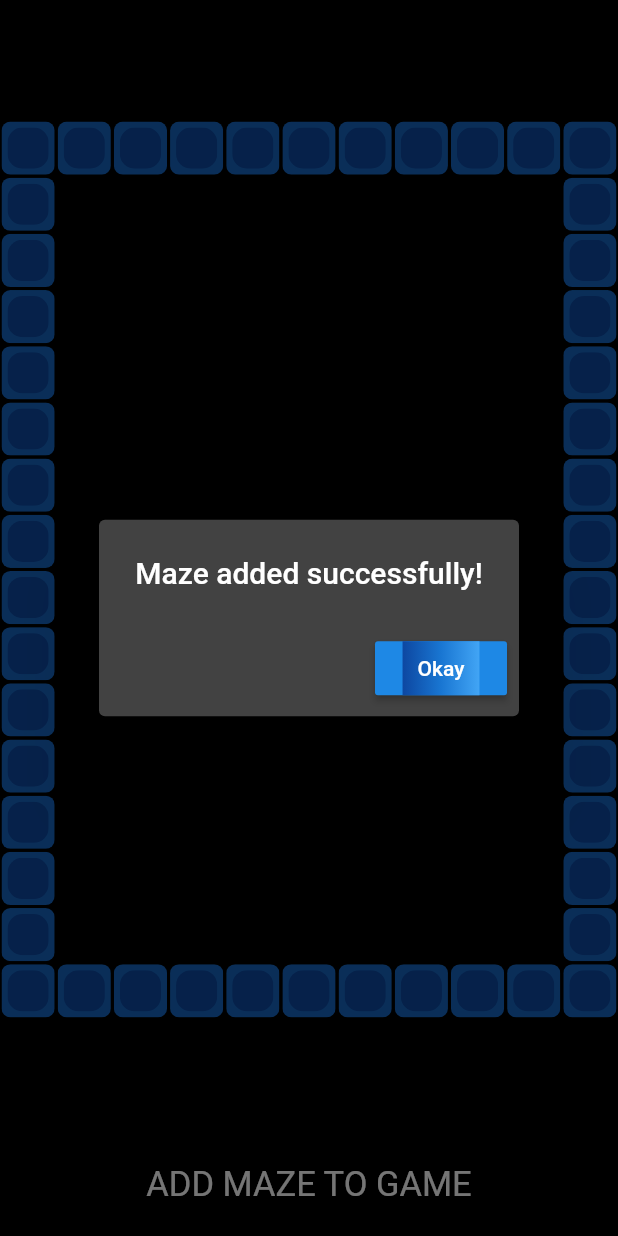
After one commit to Deepanshu-Rohilla/Pacman-COP, a Flutter app: the AddMaze screen opened directly, after a tap on "ADD MAZE TO GAME", on a phone screen of 412 x 824 dp. The commit adds this screen. Run offline on Flutter 3.47's test engine with Material 2 defaults, Android fonts, the phone set to English and light mode, and no system bars; our stand-ins replace audioplayers, firebase_core, firebase_database, google_fonts; missing offline and left inert: dart:ffi; accounts and stored records are empty.

Commit message:
maze generator added

```diff
--- /dev/null
+++ b/lib/add_maze.dart
@@ -0,0 +1,146 @@
+import 'package:flutter/material.dart';
+import 'package:audioplayers/audioplayers.dart';
+import 'package:audioplayers/audio_cache.dart';
+import 'package:pacman/form.dart';
+import 'package:pacman/homepage.dart';
+import 'package:pacman/main.dart';
+import 'package:pacman/maze_objects.dart';
+import 'package:pacman/movables.dart';
+import 'dart:async';
+import 'dart:math';
+import 'dart:ffi';
+
+import 'package:flutter/rendering.dart';
+import 'package:pacman/playerlist.dart';
+
+
+class AddMaze extends StatefulWidget {
+  @override
+  _AddMazeState createState() => _AddMazeState();
+}
+
+class _AddMazeState extends State<AddMaze> {
+
+  Widget generateCell(int index) {
+   if(barriers.contains(index) || add.contains(index)) {
+      return MazeCell(
+        innerColor: Colors.blue[900],
+        outerColor: Colors.blue[800],
+        // child: Text(index.toString()),
+      );
+    } else {
+      return Path(
+        innerColor: Colors.black,
+        outerColor: Colors.black,
+      );
+    }
+  }
+
+  void showReturnDialog(){
+    showDialog(
+        context: context,
+        barrierDismissible: false,
+        builder: (BuildContext context) {
+          return WillPopScope(
+              onWillPop: () {
+                Navigator.pop(context);
+                Navigator.pop(context);
+                return Future.value(false);
+              },
+              child: AlertDialog(
+                title: Center(child: Text("Maze added successfully!")),
+                actions: [
+                  RaisedButton(
+                    onPressed: () {
+                      Navigator.pop(context);
+                      Navigator.pop(context);
+                    },
+                    textColor: Colors.white,
+                    padding: const EdgeInsets.all(0.0),
+                    child: Container(
+                      decoration: const BoxDecoration(
+                        gradient: LinearGradient(
+                          colors: <Color>[
+                            Color(0xFF0D47A1),
+                            Color(0xFF1976D2),
+                            Color(0xFF42A5F5),
+                          ],
+                        ),
+                      ),
+                      padding: const EdgeInsets.all(10.0),
+                      child: const Text('Okay'),
+                    ),
+                  ),
+                ],
+              ));
+        });
+  }
+  void addMaze(){
+    List<int> finalList = barriers + add;
+    gameBarriers.add(finalList);
+    showReturnDialog();
+  }
+
+  void modifyMaze(int index){
+    if(barriers.contains(index)){
+      return;
+    }
+    if(add.contains(index)){
+      add.remove(index);
+    }
+    else{
+      add.add(index);
+    }
+    setState(() {
+
+    });
+  }
+
+  List<int> barriers = [0,1,2,3,4,5,6,7,8,9,10,21,32,43,54,65,76,87,98,109,120,131,142,153,164,175,174,173,172,171,170,169,168,167,166,165,154,143,132,121,110,99,88,77,66,55,44,33,22,11,0,1,2,3,4,5,6,7,8,9,10,11,21,22,32,33,43,44,54,55,65,66,76,77,88,98,99,109,110,120,121,131,132,142,143,153,154,164,165,166,167,168,169,170,171,172,173,174,175];
+  List<int> add=[];
+  static int numberInRow = 11;
+  int numberOfSquares = numberInRow * 16;
+  @override
+  Widget build(BuildContext context) {
+    return Scaffold(
+      backgroundColor: Colors.black,
+      body: Column(
+        children: [
+          Expanded(
+            flex: (MediaQuery.of(context).size.height.toInt() * 0.0139).toInt(),
+            child: GridView.builder(
+                  padding: (MediaQuery.of(context).size.height.toInt() * 0.0139).toInt() > 10 ? EdgeInsets.only(top: 80) : EdgeInsets.only(top: 20),
+                  physics: NeverScrollableScrollPhysics(),
+                  itemCount: numberOfSquares,
+                  gridDelegate: SliverGridDelegateWithFixedCrossAxisCount(crossAxisCount: numberInRow),
+                  itemBuilder: (BuildContext context, int index) {
+                    return GestureDetector(
+                      child: generateCell(index),
+                      onTap: (){
+                        modifyMaze(index);
+                      },
+                    );
+                  },
+                ),
+              ),
+          Expanded(
+            child: Container(
+              child: Row(
+                mainAxisAlignment: MainAxisAlignment.spaceEvenly,
+                children: [
+                  GestureDetector(
+                    onTap: (){
+                      addMaze();
+                    },
+                    child: Text("ADD MAZE TO GAME",
+                        style: TextStyle(color: Colors.white, fontSize: 23)),
+                  ),
+                ],
+              ),
+            ),
+          )
+        ],
+      ),
+    );
+  }
+}
--- a/lib/homepage.dart
+++ b/lib/homepage.dart
@@ -1,5 +1,6 @@
 import "package:flutter/material.dart";
 import 'package:google_fonts/google_fonts.dart';
+import 'package:pacman/add_maze.dart';
 import 'package:pacman/developers.dart';
 import 'package:pacman/gamescreen.dart';
 
@@ -62,20 +63,19 @@ class _HomePageState extends State<HomePage> {
               },
             ),
           ),
-//          GestureDetector(
-//            child: Text('How to play',
-//              style: GoogleFonts.caveat(
-//                textStyle: Theme.of(context).textTheme.headline4,
-//                fontSize: 50,
-//                fontWeight: FontWeight.w700,
-//                fontStyle: FontStyle.italic,
-//                color: Colors.white,
-//              ),),
-//            onTap: (){
-//              Navigator.push(context, MaterialPageRoute(builder: (context) => GameScreen(0,0,0,0
-//              ,0)));
-//            },
-//          ),
+          GestureDetector(
+            child: Text('Add maze',
+              style: GoogleFonts.caveat(
+                textStyle: Theme.of(context).textTheme.headline4,
+                fontSize: 50,
+                fontWeight: FontWeight.w700,
+                fontStyle: FontStyle.italic,
+                color: Colors.white,
+              ),),
+            onTap: (){
+              Navigator.push(context, MaterialPageRoute(builder: (context) => AddMaze()));
+            },
+          ),
           GestureDetector(
             child: Text('About the developers',
               style: GoogleFonts.caveat(
```
Also changed, not shown: img_gif/img2.jpg.
